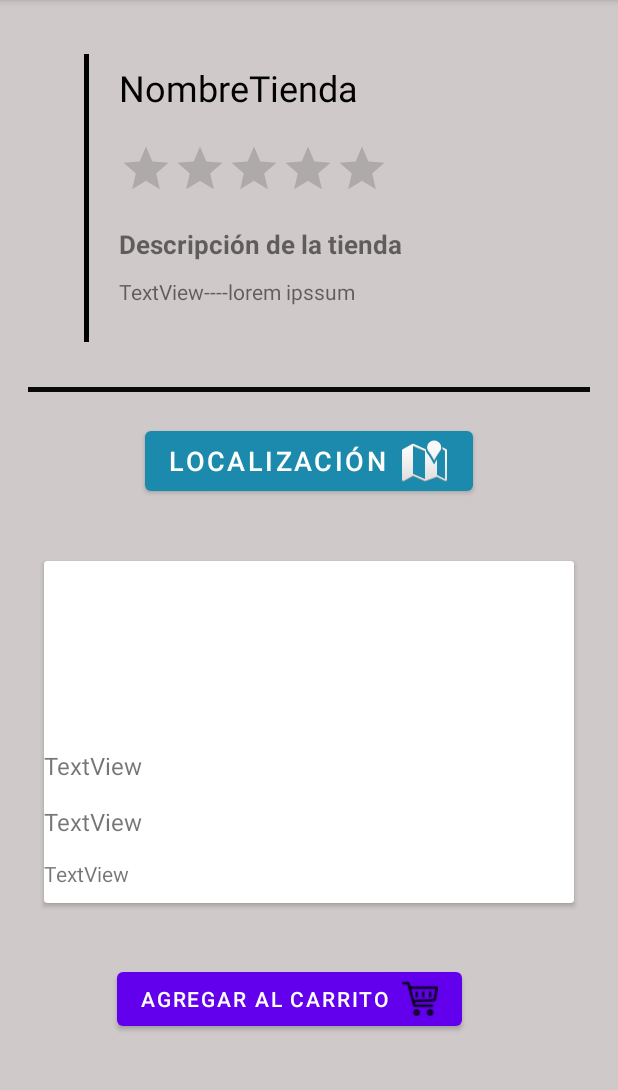
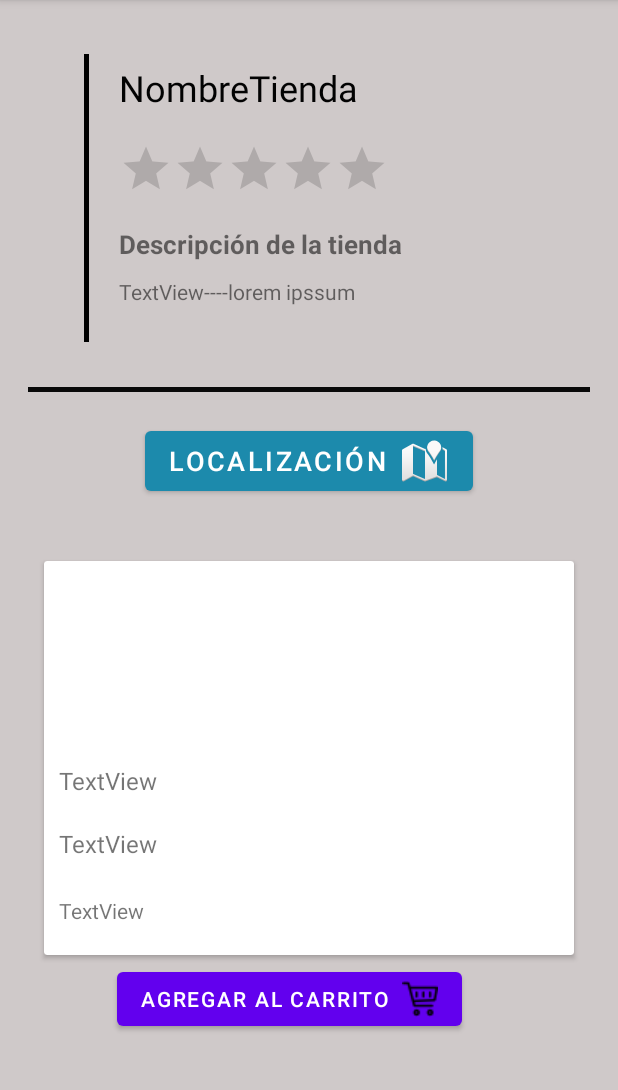
Before and after one commit to juanca172/ProyectoSalesInstantantly, an Android app: the VisualizacionTiendasView screen opened directly, with no data from a screen before it, on a phone screen of 412 x 824 dp, the part 84-1174 px from its top. Run offline under Robolectric (Android 15) with nearby library versions, the phone set to English and light mode, and no system bars; 9 statements that could not run were skipped.

Commit message:
Se hicieron cambios en el layout de VisualizacionTiendasView, y el Activity Carrito de compras

```diff
--- a/app/src/main/res/layout/activity_visualizacion_tiendas_view.xml
+++ b/app/src/main/res/layout/activity_visualizacion_tiendas_view.xml
@@ -176,6 +176,7 @@
                             android:layout_width="wrap_content"
                             android:layout_height="wrap_content"
                             android:layout_gravity="center_vertical"
+                            android:layout_margin="10dp"
                             android:layout_marginBottom="15dp"
                             android:gravity="center_vertical"
                             android:text="TextView"
@@ -186,6 +187,7 @@
                             android:layout_width="wrap_content"
                             android:layout_height="wrap_content"
                             android:layout_gravity="center_vertical"
+                            android:layout_margin="10dp"
                             android:gravity="center_vertical"
                             android:text="TextView"
                             android:textSize="16sp" />
@@ -194,9 +196,11 @@
                             android:id="@+id/precioProductoView"
                             android:layout_width="match_parent"
                             android:layout_height="wrap_content"
-                            android:text="TextView"
+                            android:layout_marginStart="10dp"
+                            android:layout_marginLeft="10dp"
                             android:layout_marginTop="14dp"
-                            android:layout_marginBottom="10dp"/>
+                            android:layout_marginBottom="20dp"
+                            android:text="TextView" />
 
                     </LinearLayout>
 
```
Also changed, not shown: app/src/main/res/layout/activity_carrito_de_compras_view.xml (+21 -0 lines).
